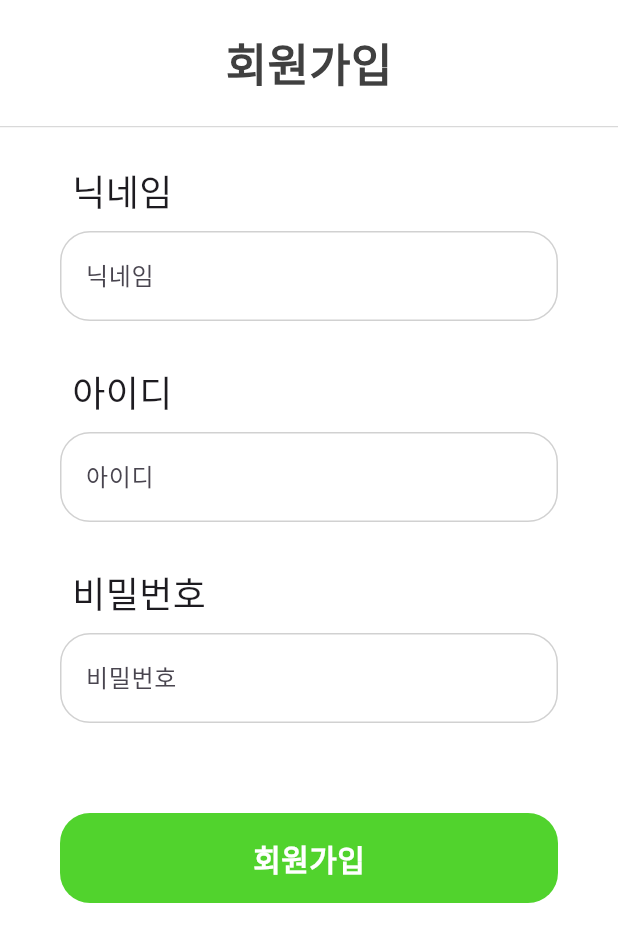
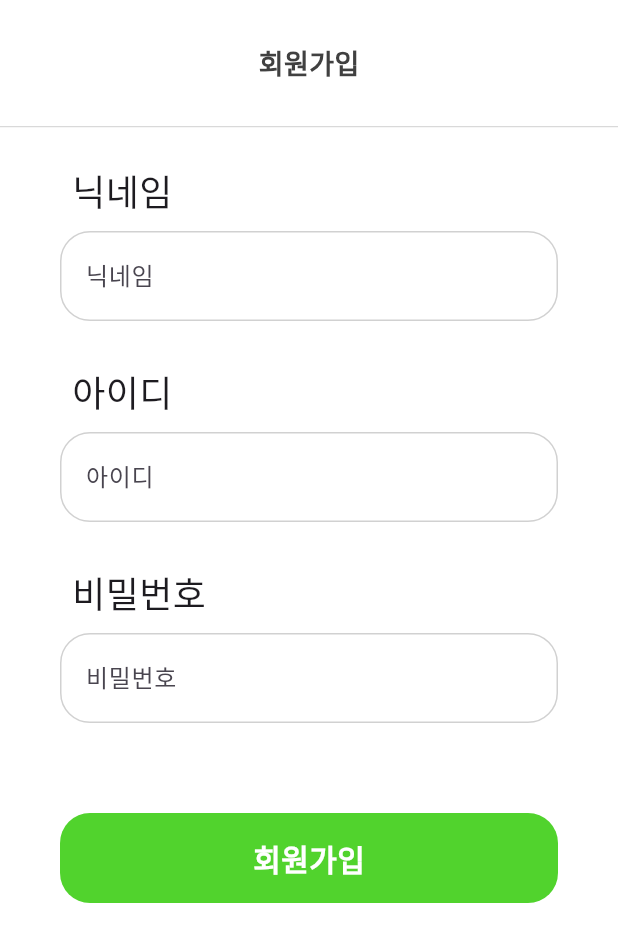
Before and after one commit to walking-project/walking_frontend, a Flutter app: the screen it shows after launch, after a tap on "회원가입", on a phone screen of 412 x 824 dp. Shown: the top 942 px of the screen. Run offline on Flutter 3.47's test engine with Material 3 defaults, Android fonts, the phone set to English and light mode, and no system bars; our stand-ins replace dio, geolocator, get, google_maps_flutter, shared_preferences; network calls fail.

Commit message:
fix: 화면 오버플로우 수정

```diff
--- a/lib/screens/boardDetailPage.dart
+++ b/lib/screens/boardDetailPage.dart
@@ -125,7 +125,7 @@ Container buildContentArea(String name, String date, String content, List point)
                     child: Text(name, style: TextStyle(color: Colors.black, fontSize: 20, fontWeight: FontWeight.w500)),
                   ),
                   Container(
-                    child: Text(date, style: TextStyle(color: Color(greyColor), fontSize: 15, fontWeight: FontWeight.w500)),
+                    child: Text(date.substring(0, 10), style: TextStyle(color: Color(greyColor), fontSize: 15, fontWeight: FontWeight.w500)),
                   )
                 ]
               )
--- a/lib/screens/home.dart
+++ b/lib/screens/home.dart
@@ -72,14 +72,14 @@ Container _buildLogo(){
           Text(
             '뚜벅뚜벅',
             style: TextStyle(
-              fontSize: 40,
+              fontSize: 25,
               fontWeight: FontWeight.w800,
             )
           ),
           Text(
             '당신의 산책 파트너',
             style: TextStyle(
-              fontSize: 18,
+              fontSize: 15,
               fontWeight: FontWeight.w300,
             )
           ),
--- a/lib/widgets/header.dart
+++ b/lib/widgets/header.dart
@@ -12,7 +12,7 @@ Container buildHeader(String text) {
         )
       ),
       child: Center(
-        child: Text(text, style: TextStyle(color: Color(0xff404040), fontSize: 30, fontWeight: FontWeight.w700))
+        child: Text(text, style: TextStyle(color: Color(0xff404040), fontSize: 18, fontWeight: FontWeight.w700))
       )
     );
 }
```
Also changed, not shown: lib/screens/boardPage.dart (+9 -6 lines).
